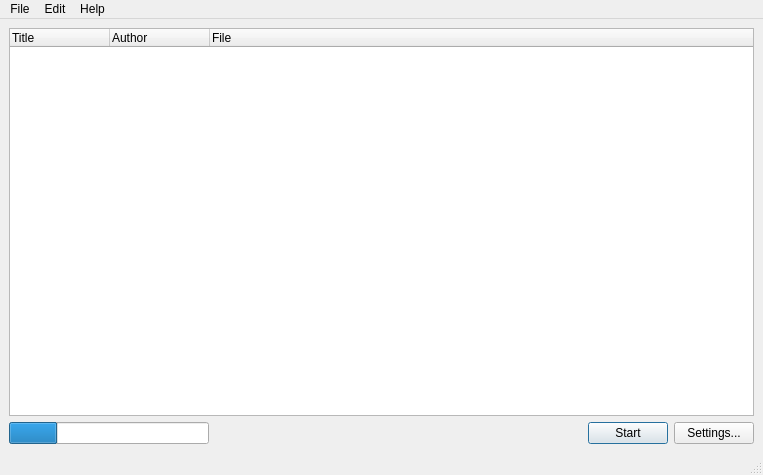
Old version of the form ui/MainWindow.ui in the repository rupor-github/fb2mobi.
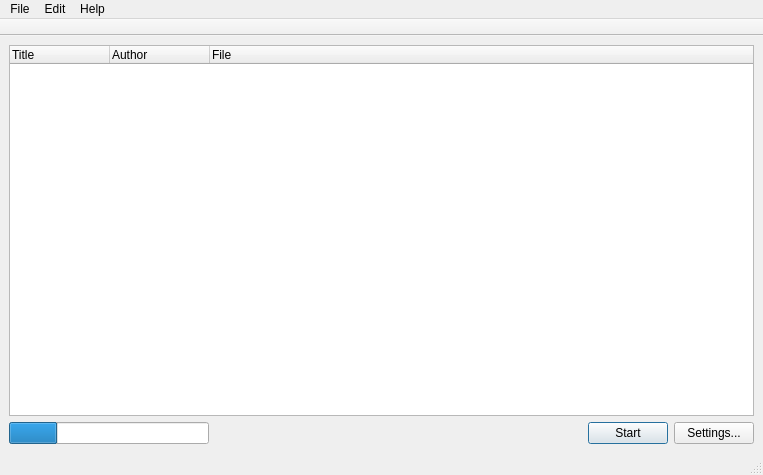
New version of the form.

```diff
--- a/ui/MainWindow.ui
+++ b/ui/MainWindow.ui
@@ -172,6 +172,23 @@
    <addaction name="menu_2"/>
   </widget>
   <widget class="QStatusBar" name="statusbar"/>
+  <widget class="QToolBar" name="toolBar">
+   <property name="windowTitle">
+    <string>toolBar</string>
+   </property>
+   <property name="movable">
+    <bool>false</bool>
+   </property>
+   <property name="floatable">
+    <bool>false</bool>
+   </property>
+   <attribute name="toolBarArea">
+    <enum>TopToolBarArea</enum>
+   </attribute>
+   <attribute name="toolBarBreak">
+    <bool>false</bool>
+   </attribute>
+  </widget>
   <action name="actionAddFile">
    <property name="text">
     <string>Add...</string>
```
Left out of the diff: 73 changed lines with no effect on the pictures.
